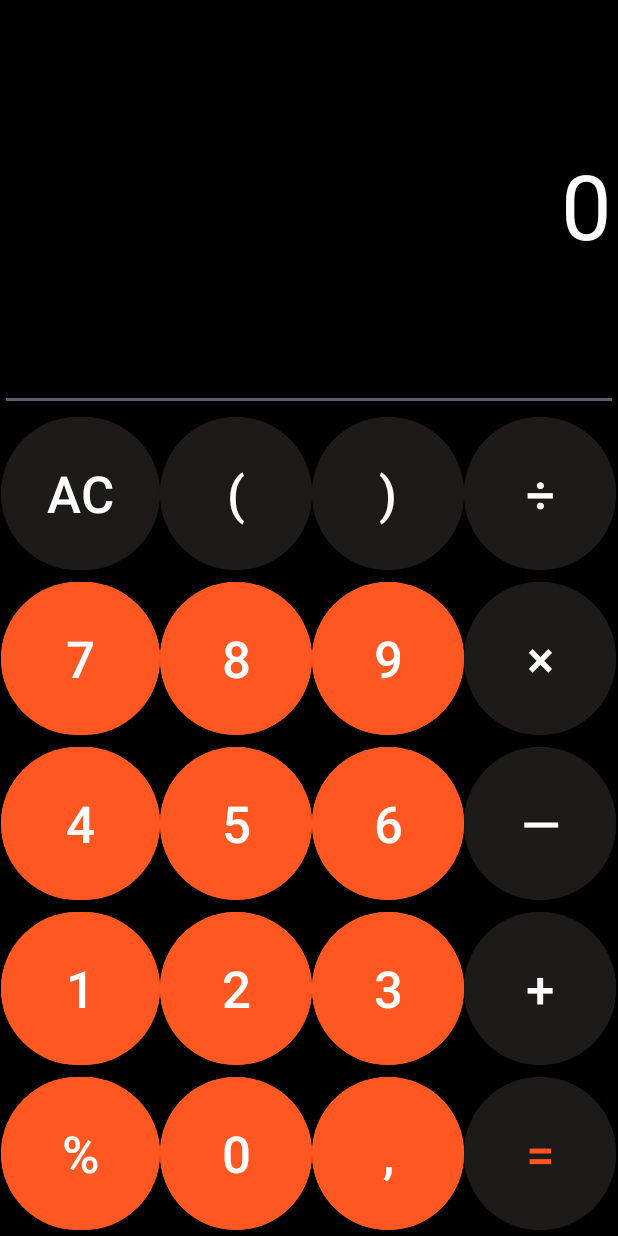
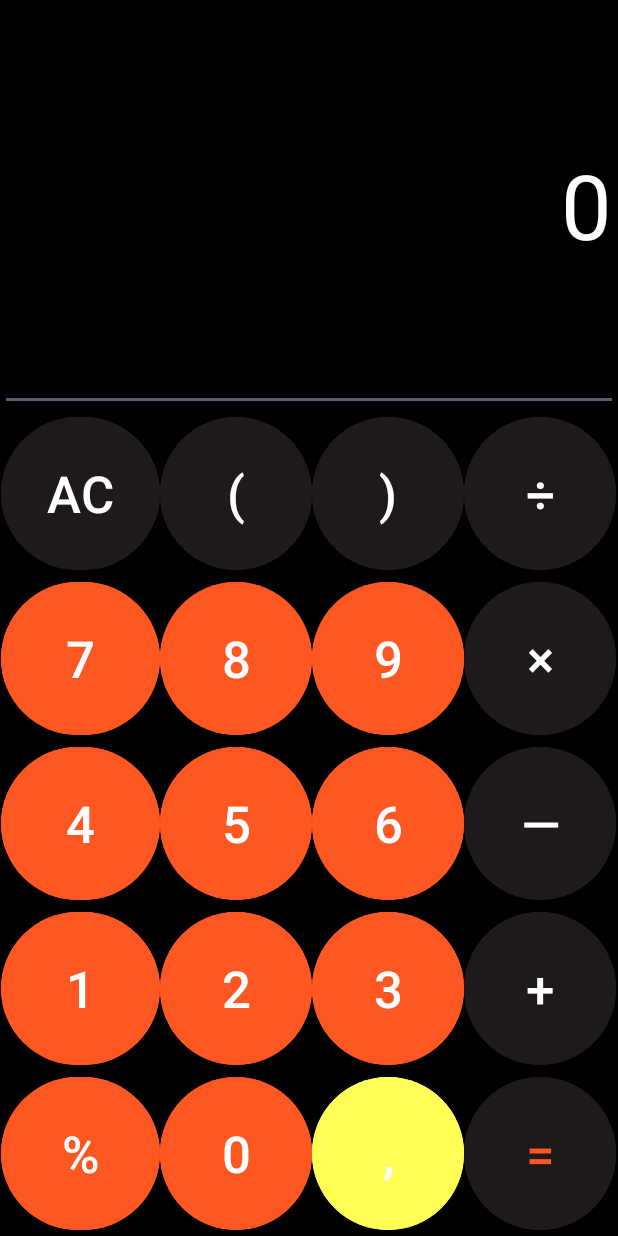
Before and after one commit to ArTemshik/Kankulator-i-Kirill, an Android app: the screen it shows after launch (MainActivity), on a phone screen of 412 x 824 dp. Run offline under Robolectric (Android 15) with nearby library versions, the phone set to English and light mode, and no system bars.

```diff
--- a/app/src/main/res/layout/activity_main.xml
+++ b/app/src/main/res/layout/activity_main.xml
@@ -179,7 +179,7 @@
             <Button
                 android:layout_width="fill_parent"
                 android:layout_height="fill_parent"
-                android:backgroundTint="#FF5722"
+                android:backgroundTint="#FF5"
                 android:text=","
                 android:textSize="34sp" />
 
```
